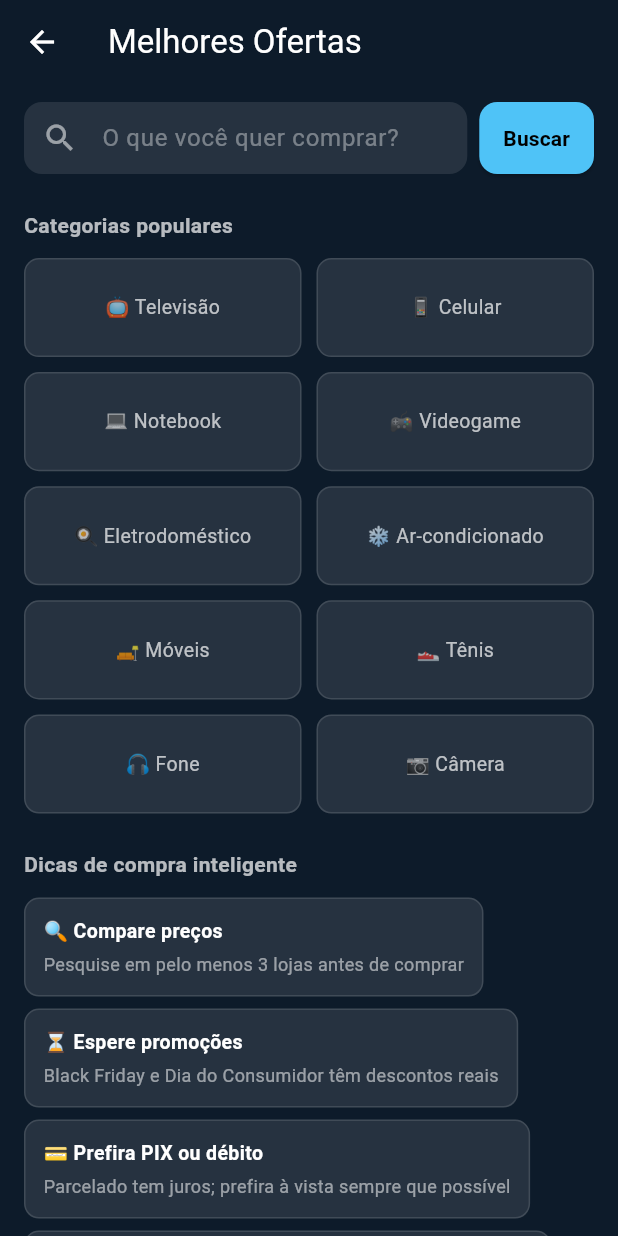
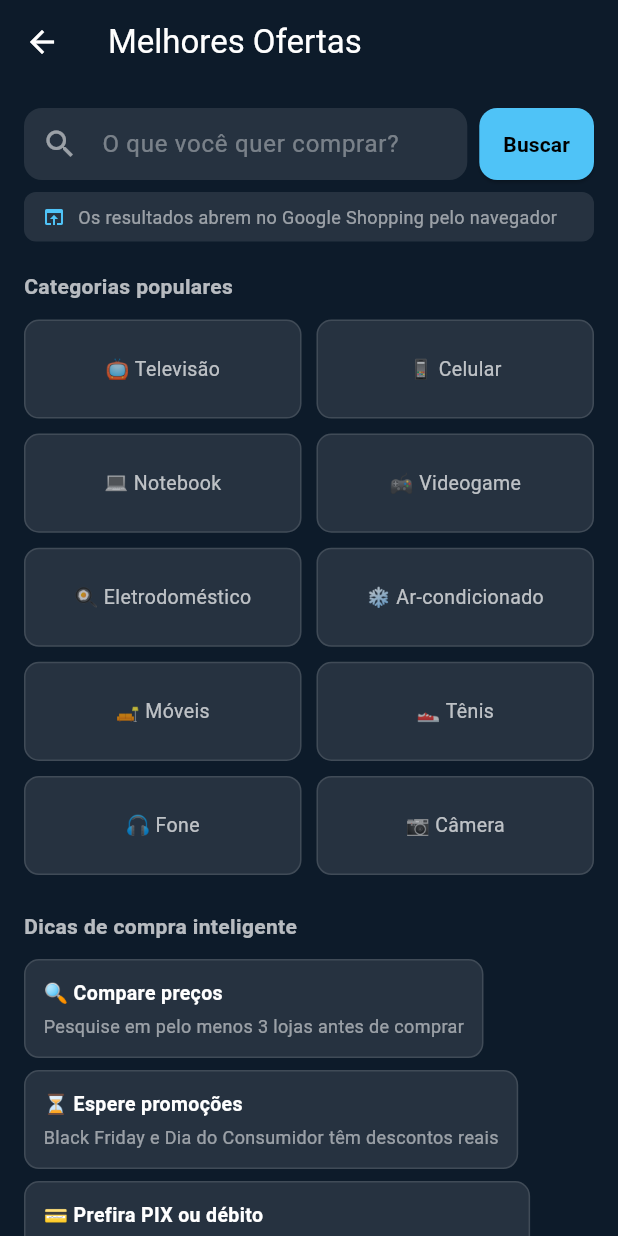
Before and after one commit to alcidesferreiracosta-web/ia-financeiro, a Flutter app: the OfertasPage screen opened directly, after a tap on "Buscar", on a phone screen of 412 x 824 dp. Run offline on Flutter 3.47's test engine with Material 3 defaults, Android fonts, the phone set to English and light mode, and no system bars; our stand-ins replace cloud_firestore, firebase_auth, firebase_core, google_sign_in; accounts and stored records are empty.

Commit message:
fix: remove webview_flutter, volta url_launcher para Google Shopping
webview_flutter causava falha no build. Ofertas abre no navegador
externo via url_launcher (funcionava no Build #11).

Co-Authored-By: Claude Sonnet 4.6 <noreply@anthropic.com>

```diff
--- a/lib/pages/ofertas_page.dart
+++ b/lib/pages/ofertas_page.dart
@@ -1,5 +1,5 @@
 import 'package:flutter/material.dart';
-import 'package:webview_flutter/webview_flutter.dart';
+import 'package:url_launcher/url_launcher.dart';
 
 class OfertasPage extends StatefulWidget {
   const OfertasPage({super.key});
@@ -9,10 +9,6 @@ class OfertasPage extends StatefulWidget {
 
 class _OfertasPageState extends State<OfertasPage> {
   final _searchController = TextEditingController();
-  late final WebViewController _webController;
-  bool _webViewVisivel = false;
-  bool _carregando = false;
-  String _queryAtual = '';
 
   static const _categorias = [
     ('📺 Televisão', 'televisão 4K melhor preço'),
@@ -28,37 +24,25 @@ class _OfertasPageState extends State<OfertasPage> {
   ];
 
   @override
-  void initState() {
-    super.initState();
-    _webController = WebViewController()
-      ..setJavaScriptMode(JavaScriptMode.unrestricted)
-      ..setUserAgent(
-        'Mozilla/5.0 (Linux; Android 13; Pixel 7) AppleWebKit/537.36 '
-        '(KHTML, like Gecko) Chrome/120.0.6099.144 Mobile Safari/537.36',
-      )
-      ..setNavigationDelegate(NavigationDelegate(
-        onPageStarted: (_) => setState(() => _carregando = true),
-        onPageFinished: (_) => setState(() => _carregando = false),
-        onWebResourceError: (_) => setState(() => _carregando = false),
-      ));
-  }
-
-  @override
   void dispose() {
     _searchController.dispose();
     super.dispose();
   }
 
-  void _pesquisar(String query) {
+  Future<void> _pesquisar(String query) async {
     if (query.trim().isEmpty) return;
+    FocusScope.of(context).unfocus();
     final encoded = Uri.encodeComponent(query.trim());
-    final url = 'https://www.google.com/search?q=$encoded&tbm=shop&hl=pt-BR';
-    _webController.loadRequest(Uri.parse(url));
-    setState(() {
-      _webViewVisivel = true;
-      _queryAtual = query.trim();
-    });
-    FocusScope.of(context).unfocus();
+    final uri = Uri.parse('https://www.google.com/search?q=$encoded&tbm=shop&hl=pt-BR');
+    if (await canLaunchUrl(uri)) {
+      await launchUrl(uri, mode: LaunchMode.externalApplication);
+    } else {
+      if (mounted) {
+        ScaffoldMessenger.of(context).showSnackBar(
+          const SnackBar(content: Text('Não foi possível abrir o navegador.')),
+        );
+      }
+    }
   }
 
   @override
@@ -69,20 +53,14 @@ class _OfertasPageState extends State<OfertasPage> {
         backgroundColor: const Color(0xFF0D1B2A),
         iconTheme: const IconThemeData(color: Colors.white),
         title: const Text('Melhores Ofertas', style: TextStyle(color: Colors.white)),
-        actions: [
-          if (_webViewVisivel)
-            IconButton(
-              icon: const Icon(Icons.grid_view, color: Colors.white54),
-              tooltip: 'Categorias',
-              onPressed: () => setState(() => _webViewVisivel = false),
       ),
-        ],
-      ),
-      body: Column(
+      body: SingleChildScrollView(
+        padding: const EdgeInsets.all(16),
+        child: Column(
+          crossAxisAlignment: CrossAxisAlignment.start,
           children: [
-          Padding(
-            padding: const EdgeInsets.fromLTRB(16, 12, 16, 0),
-            child: Row(children: [
+            // Search bar
+            Row(children: [
               Expanded(
                 child: TextField(
                   controller: _searchController,
@@ -109,58 +87,40 @@ class _OfertasPageState extends State<OfertasPage> {
                   foregroundColor: Colors.black,
                   shape: RoundedRectangleBorder(
                       borderRadius: BorderRadius.circular(12)),
-                  padding: const EdgeInsets.symmetric(
-                      horizontal: 16, vertical: 14),
+                  padding: const EdgeInsets.symmetric(horizontal: 16, vertical: 14),
                 ),
                 onPressed: () => _pesquisar(_searchController.text),
-                child: const Text('Buscar',
-                    style: TextStyle(fontWeight: FontWeight.bold)),
+                child: const Text('Buscar', style: TextStyle(fontWeight: FontWeight.bold)),
+              ),
+            ]),
+
+            const SizedBox(height: 8),
+            Container(
+              padding: const EdgeInsets.symmetric(horizontal: 12, vertical: 8),
+              decoration: BoxDecoration(
+                color: Colors.white10,
+                borderRadius: BorderRadius.circular(8),
+              ),
+              child: const Row(children: [
+                Icon(Icons.open_in_browser, color: Color(0xFF4FC3F7), size: 16),
+                SizedBox(width: 8),
+                Expanded(
+                  child: Text(
+                    'Os resultados abrem no Google Shopping pelo navegador',
+                    style: TextStyle(color: Colors.white54, fontSize: 12),
+                  ),
                 ),
               ]),
             ),
 
-          if (_webViewVisivel) ...[
-            if (_carregando)
-              const LinearProgressIndicator(
-                  color: Color(0xFF4FC3F7),
-                  backgroundColor: Colors.transparent),
-            Padding(
-              padding:
-                  const EdgeInsets.symmetric(horizontal: 16, vertical: 6),
-              child: Row(children: [
-                const Icon(Icons.shopping_bag_outlined,
-                    color: Colors.white38, size: 14),
-                const SizedBox(width: 6),
-                Expanded(
-                  child: Text('Resultados para: "$_queryAtual"',
-                      style: const TextStyle(
-                          color: Colors.white38, fontSize: 12),
-                      overflow: TextOverflow.ellipsis),
-                ),
-              ]),
-            ),
-            Expanded(
-              child: WebViewWidget(controller: _webController),
-            ),
-          ] else ...[
-            Expanded(
-              child: SingleChildScrollView(
-                padding: const EdgeInsets.all(16),
-                child: Column(
-                  crossAxisAlignment: CrossAxisAlignment.start,
-                  children: [
-                    const SizedBox(height: 8),
+            const SizedBox(height: 20),
             const Text('Categorias populares',
-                        style: TextStyle(
-                            color: Colors.white70,
-                            fontSize: 14,
-                            fontWeight: FontWeight.w600)),
+                style: TextStyle(color: Colors.white70, fontSize: 14, fontWeight: FontWeight.w600)),
             const SizedBox(height: 12),
             GridView.builder(
               shrinkWrap: true,
               physics: const NeverScrollableScrollPhysics(),
-                      gridDelegate:
-                          const SliverGridDelegateWithFixedCrossAxisCount(
+              gridDelegate: const SliverGridDelegateWithFixedCrossAxisCount(
                 crossAxisCount: 2,
                 childAspectRatio: 2.8,
                 crossAxisSpacing: 10,
@@ -183,37 +143,26 @@ class _OfertasPageState extends State<OfertasPage> {
                     ),
                     alignment: Alignment.center,
                     child: Text(label,
-                                style: const TextStyle(
-                                    color: Colors.white70, fontSize: 13),
+                        style: const TextStyle(color: Colors.white70, fontSize: 13),
                         textAlign: TextAlign.center),
                   ),
                 );
               },
             ),
+
             const SizedBox(height: 24),
             const Text('Dicas de compra inteligente',
-                        style: TextStyle(
-                            color: Colors.white70,
-                            fontSize: 14,
-                            fontWeight: FontWeight.w600)),
+                style: TextStyle(color: Colors.white70, fontSize: 14, fontWeight: FontWeight.w600)),
             const SizedBox(height: 12),
-                    _Dica('🔍 Compare preços',
-                        'Pesquise em pelo menos 3 lojas antes de comprar'),
+            _Dica('🔍 Compare preços', 'Pesquise em pelo menos 3 lojas antes de comprar'),
             const SizedBox(height: 8),
-                    _Dica('⏳ Espere promoções',
-                        'Black Friday e Dia do Consumidor têm descontos reais'),
+            _Dica('⏳ Espere promoções', 'Black Friday e Dia do Consumidor têm descontos reais'),
             const SizedBox(height: 8),
-                    _Dica('💳 Prefira PIX ou débito',
-                        'Parcelado tem juros; prefira à vista sempre que possível'),
+            _Dica('💳 Prefira PIX ou débito', 'Parcelado tem juros; prefira à vista sempre que possível'),
             const SizedBox(height: 8),
-                    _Dica('🏷️ Veja o histórico de preços',
-                        'Use Zoom ou Buscapé para confirmar se o desconto é real'),
+            _Dica('🏷️ Veja o histórico de preços', 'Use Zoom ou Buscapé para confirmar se o desconto é real'),
           ],
         ),
-              ),
-            ),
-          ],
-        ],
       ),
     );
   }
@@ -235,13 +184,9 @@ class _Dica extends StatelessWidget {
       ),
       child: Column(crossAxisAlignment: CrossAxisAlignment.start, children: [
         Text(titulo,
-            style: const TextStyle(
-                color: Colors.white,
-                fontWeight: FontWeight.bold,
-                fontSize: 13)),
+            style: const TextStyle(color: Colors.white, fontWeight: FontWeight.bold, fontSize: 13)),
         const SizedBox(height: 4),
-        Text(descricao,
-            style: const TextStyle(color: Colors.white54, fontSize: 12)),
+        Text(descricao, style: const TextStyle(color: Colors.white54, fontSize: 12)),
       ]),
     );
   }
--- a/pubspec.yaml
+++ b/pubspec.yaml
@@ -14,7 +14,6 @@ dependencies:
   cloud_firestore: ^5.0.0
   google_sign_in: ^6.2.1
   url_launcher: ^6.3.0
-  webview_flutter: ^4.8.0
   intl: ^0.19.0
   cupertino_icons: ^1.0.6
 
```
Lines whose indentation alone changed are shown as unchanged.
